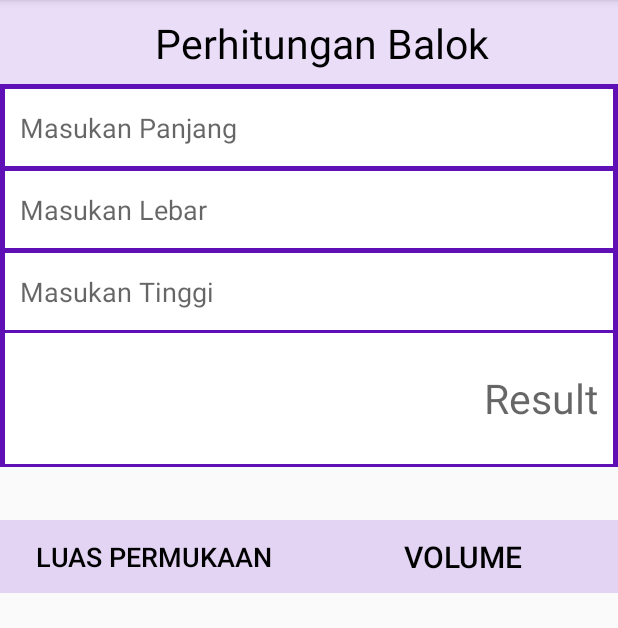
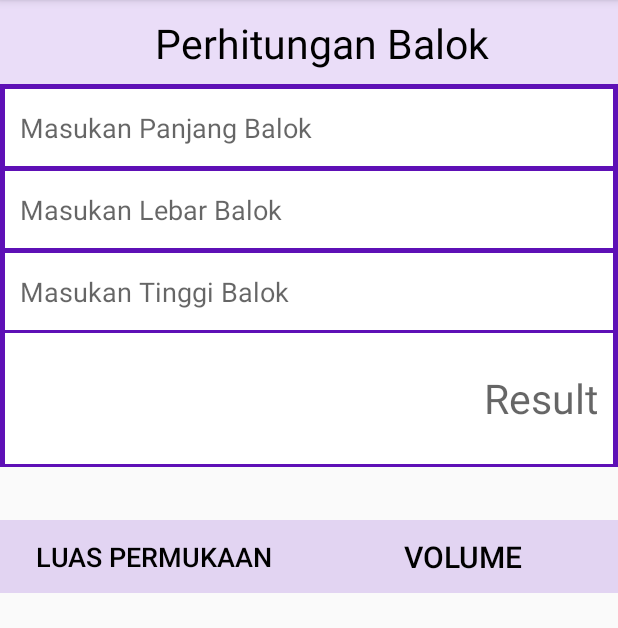
Before and after one commit to Hadi-Darmawan/Calc-AiO, an Android app: the BlockActivity screen opened directly, with no data from a screen before it, on a phone screen of 412 x 824 dp, the part 84-712 px from its top. Run offline under Robolectric (Android 15) with nearby library versions, the phone set to English and light mode, and no system bars.

Commit message:
Memperbaiki tulisan perintah input pada fitur bangun datar dan bangun ruang

```diff
--- a/app/src/main/res/layout/activity_block.xml
+++ b/app/src/main/res/layout/activity_block.xml
@@ -47,7 +47,7 @@
         android:layout_marginEnd="3dp"
         android:background="@color/colorWhiter"
         android:ems="10"
-        android:hint="Masukan Panjang"
+        android:hint="Masukan Panjang Balok"
         android:inputType="number"
         android:padding="10dp"
         app:layout_constraintBottom_toBottomOf="@+id/blockView"
@@ -65,7 +65,7 @@
         android:layout_marginEnd="3dp"
         android:background="@color/colorWhiter"
         android:ems="10"
-        android:hint="Masukan Lebar"
+        android:hint="Masukan Lebar Balok"
         android:inputType="number"
         android:padding="10dp"
         app:layout_constraintEnd_toEndOf="parent"
@@ -81,7 +81,7 @@
         android:layout_marginEnd="3dp"
         android:background="@color/colorWhiter"
         android:ems="10"
-        android:hint="Masukan Tinggi"
+        android:hint="Masukan Tinggi Balok"
         android:inputType="number"
         android:padding="10dp"
         app:layout_constraintEnd_toEndOf="parent"
--- a/app/src/main/res/layout/activity_cube.xml
+++ b/app/src/main/res/layout/activity_cube.xml
@@ -45,7 +45,7 @@
         android:layout_marginEnd="3dp"
         android:background="@color/colorWhiter"
         android:ems="10"
-        android:hint="Sisi"
+        android:hint="Masukin Sisi Kubus"
         android:inputType="number"
         android:padding="10dp"
         app:layout_constraintBottom_toBottomOf="@+id/CubeView"
--- a/app/src/main/res/layout/activity_rectangular.xml
+++ b/app/src/main/res/layout/activity_rectangular.xml
@@ -45,7 +45,7 @@
         android:layout_marginEnd="3dp"
         android:background="@color/colorWhiter"
         android:ems="10"
-        android:hint="Panjang"
+        android:hint="Masukan Panjang Persegi Panjang"
         android:inputType="number"
         android:padding="10dp"
         app:layout_constraintBottom_toBottomOf="@+id/triangleView"
@@ -63,7 +63,7 @@
         android:layout_marginEnd="3dp"
         android:background="@color/colorWhiter"
         android:ems="10"
-        android:hint="Lebar"
+        android:hint="Masuklan Lebar Persegi Panjang"
         android:inputType="number"
         android:padding="10dp"
         app:layout_constraintEnd_toEndOf="parent"
--- a/app/src/main/res/layout/activity_square.xml
+++ b/app/src/main/res/layout/activity_square.xml
@@ -45,7 +45,7 @@
         android:layout_marginEnd="3dp"
         android:background="@color/colorWhiter"
         android:ems="10"
-        android:hint="Sisi"
+        android:hint="Masukan Sisi Persegi"
         android:inputType="number"
         android:padding="10dp"
         app:layout_constraintBottom_toBottomOf="@+id/squareView"
--- a/app/src/main/res/layout/activity_triangle.xml
+++ b/app/src/main/res/layout/activity_triangle.xml
@@ -47,7 +47,7 @@
         android:layout_marginEnd="3dp"
         android:background="@color/colorWhiter"
         android:ems="10"
-        android:hint="Sisi Pertama atau alas"
+        android:hint="Sisi Pertama Segitiga"
         android:inputType="number"
         android:padding="10dp"
         app:layout_constraintBottom_toBottomOf="@+id/triangleView"
@@ -65,7 +65,7 @@
         android:layout_marginEnd="3dp"
         android:background="@color/colorWhiter"
         android:ems="10"
-        android:hint="Sisi kedua atau tinggi"
+        android:hint="Sisi Kedua Segitiga"
         android:inputType="number"
         android:padding="10dp"
         app:layout_constraintEnd_toEndOf="parent"
@@ -81,7 +81,7 @@
         android:layout_marginEnd="3dp"
         android:background="@color/colorWhiter"
         android:ems="10"
-        android:hint="Sisi ketiga"
+        android:hint="Sisi Ketiga Segitiga"
         android:inputType="number"
         android:padding="10dp"
         app:layout_constraintEnd_toEndOf="parent"
```
